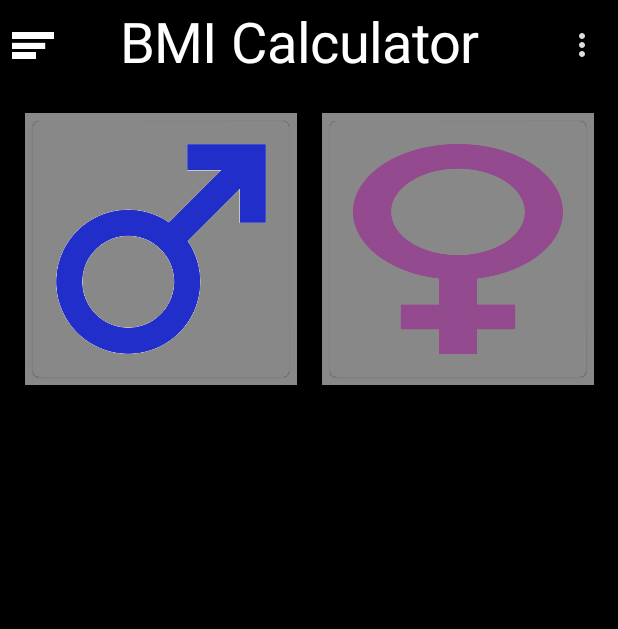
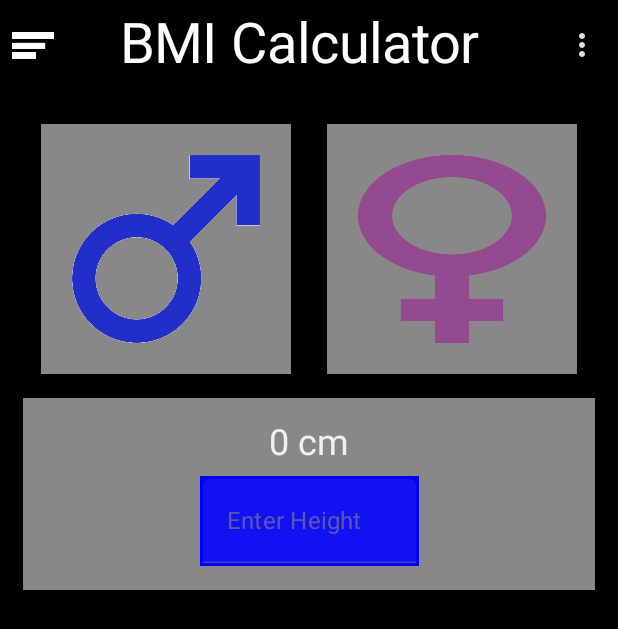
Before and after one commit to Sujoy-2811/BMI_Calculator, an Android app built with Jetpack Compose: the screen it shows after launch (MainActivity), on a phone screen of 412 x 824 dp. Shown: the top 629 px of the screen. Run offline under Robolectric (Android 15) with nearby library versions, the phone set to English and light mode, and no system bars; our stand-ins replace Dagger/Hilt's generated code.

Commit message:
height input

```diff
--- a/app/src/main/java/com/sj/bmicalculator/presentation/components/Gender.kt
+++ b/app/src/main/java/com/sj/bmicalculator/presentation/components/Gender.kt
@@ -26,29 +26,29 @@ fun Gender(
 ) {
     Row(
         modifier = Modifier
-            .fillMaxWidth()
-            .padding(8.dp),
+            .fillMaxWidth(),
         horizontalArrangement = Arrangement.SpaceAround
     ) {
         for (member in members){
-            Card(modifier = Modifier
+            Surface(modifier = Modifier
                 .clickable {
                     gender(member.isMale)
                     Log.d("Sujay", "${ member.isMale }")
-                }
-                .background(color = if (member.selected.value) Color.Green else MaterialTheme.colors.onSurface)
-                .padding(5.dp)
+                }.background(color = if (member.selected.value) Color.Green else MaterialTheme.colors.onSurface)
+                .padding(5.dp),
+
 
             ) {
                 Row(modifier = Modifier
                     .background(color = MaterialTheme.colors.onSurface)
-                    .padding(15.dp)
+                    .padding(15.dp),
+                    horizontalArrangement = Arrangement.Center
 
                 ) {
                     Image(bitmap = ImageBitmap.imageResource(id = member.image), contentDescription =null,
                         modifier = Modifier
-                            .height(140.dp)
-                            .width(140.dp)
+                            .height(125.dp)
+                            .width(125.dp)
                             .background(color = MaterialTheme.colors.onSurface),
                     )
 
--- /dev/null
+++ b/app/src/main/java/com/sj/bmicalculator/presentation/components/Height.kt
@@ -0,0 +1,51 @@
+package com.sj.bmicalculator.presentation.components
+
+import androidx.compose.foundation.background
+import androidx.compose.foundation.layout.*
+import androidx.compose.foundation.text.KeyboardActions
+import androidx.compose.foundation.text.KeyboardOptions
+import androidx.compose.material.*
+import androidx.compose.runtime.Composable
+import androidx.compose.ui.Alignment
+import androidx.compose.ui.Modifier
+import androidx.compose.ui.graphics.Color
+import androidx.compose.ui.text.input.ImeAction
+import androidx.compose.ui.text.input.KeyboardType
+import androidx.compose.ui.unit.dp
+
+@Composable
+fun Height(
+    height : String,
+    changeHeight: (String) -> Unit,
+    hideKeybord : ()-> Unit
+) {
+    Column(modifier = Modifier
+        .fillMaxWidth()
+        .padding(top = 16.dp)
+        .background(MaterialTheme.colors.onSurface)
+        .padding(top = 16.dp, bottom = 8.dp),
+    ) {
+        Text(text = "${if (height.toInt() == -1) "0" else height} cm",
+        modifier = Modifier.align(Alignment.CenterHorizontally),
+            style = MaterialTheme.typography.h5
+        )
+        Row(modifier = Modifier
+            .fillMaxWidth()
+            .padding(8.dp),
+            horizontalArrangement = Arrangement.Center
+        ) {
+            TextField(value = if (height.toInt() == -1) "" else height, onValueChange = { changeHeight(it) },
+                placeholder = { Text(text = "Enter Height")},
+                keyboardOptions = KeyboardOptions(keyboardType = KeyboardType.Number, imeAction = ImeAction.Done),
+                keyboardActions = KeyboardActions {
+                    hideKeybord()
+                },
+                modifier = Modifier.fillMaxWidth(0.4f)
+                    .background(color = Color.Blue)
+                    .padding(2.dp)
+            )
+
+        }
+
+    }
+}
--- a/app/src/main/java/com/sj/bmicalculator/presentation/ui/home/CalculatorFragment.kt
+++ b/app/src/main/java/com/sj/bmicalculator/presentation/ui/home/CalculatorFragment.kt
@@ -1,11 +1,14 @@
 package com.sj.bmicalculator.presentation.ui.home
 
+import android.app.Activity
 import android.os.Bundle
 import android.view.LayoutInflater
 import android.view.View
 import android.view.ViewGroup
+import android.view.inputmethod.InputMethodManager
 import androidx.compose.foundation.layout.Column
 import androidx.compose.foundation.layout.fillMaxSize
+import androidx.compose.foundation.layout.padding
 import androidx.compose.material.Icon
 import androidx.compose.material.IconButton
 import androidx.compose.material.Scaffold
@@ -14,6 +17,7 @@ import androidx.compose.material.icons.filled.MoreVert
 import androidx.compose.ui.Alignment
 import androidx.compose.ui.Modifier
 import androidx.compose.ui.platform.ComposeView
+import androidx.compose.ui.unit.dp
 import androidx.fragment.app.Fragment
 import androidx.fragment.app.viewModels
 import com.sj.bmicalculator.BaseActivity
@@ -21,6 +25,7 @@ import com.sj.bmicalculator.R
 import com.sj.bmicalculator.model.data
 import com.sj.bmicalculator.presentation.components.AppBar
 import com.sj.bmicalculator.presentation.components.Gender
+import com.sj.bmicalculator.presentation.components.Height
 import com.sj.bmicalculator.presentation.theme.appTheme
 import dagger.hilt.android.AndroidEntryPoint
 import javax.inject.Inject
@@ -42,6 +47,7 @@ class CalculatorFragment:Fragment() {
             setContent {
 
                 val members = viewModel.members
+                val height = viewModel.height.value.toString()
 
 
                 appTheme(isDark = application.isDarkTheme.value) {
@@ -58,9 +64,14 @@ class CalculatorFragment:Fragment() {
                         }
                     ) {
                         Column( modifier = Modifier.fillMaxSize()
+                            .padding(15.dp)
                         ) {
 
                             Gender(members = members , gender = viewModel::genderSelection)
+                            Height(height = height ,changeHeight = viewModel::changeHeight , hideKeybord = {val imm = context?.getSystemService(
+                                Activity.INPUT_METHOD_SERVICE) as InputMethodManager?
+                                imm?.toggleSoftInput(InputMethodManager.HIDE_IMPLICIT_ONLY, 0)}
+                            )
 
                         }
 
@@ -70,5 +81,6 @@ class CalculatorFragment:Fragment() {
 
             }
         }
+
     }
 }
```
Also changed, not shown: app/src/main/java/com/sj/bmicalculator/presentation/ui/home/CalculatorViewModel.kt (+17 -1 lines).
